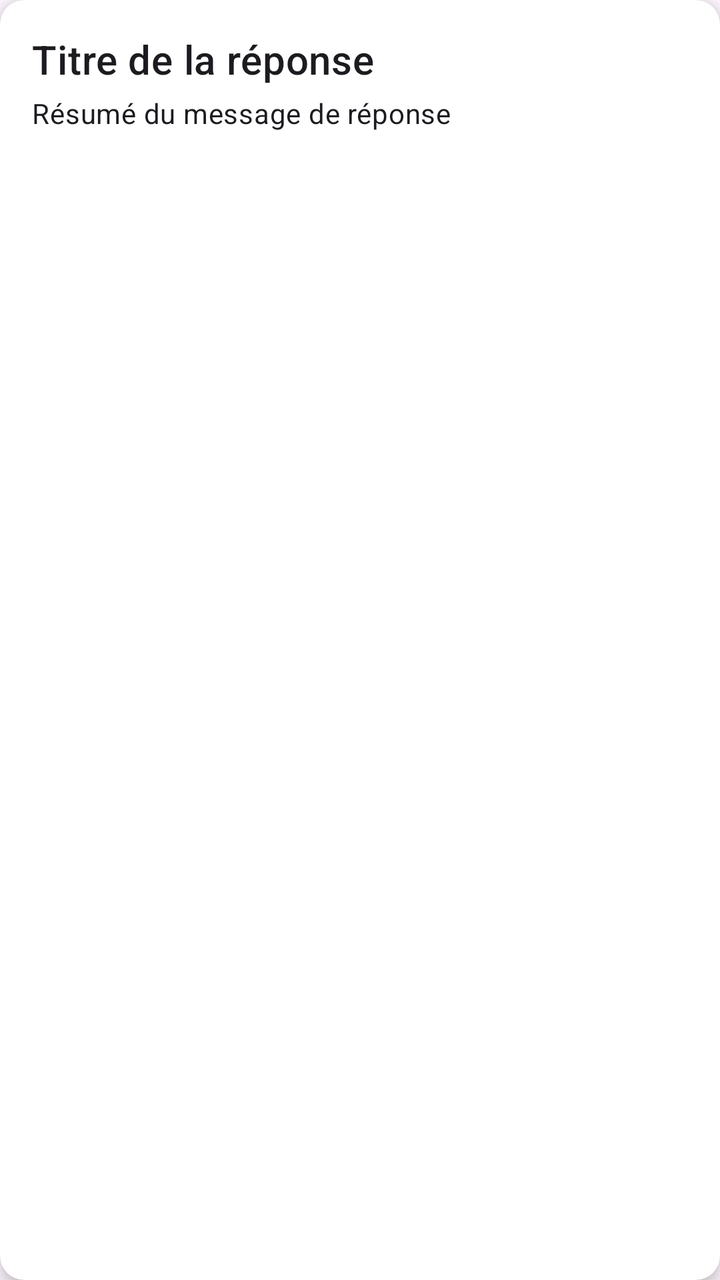
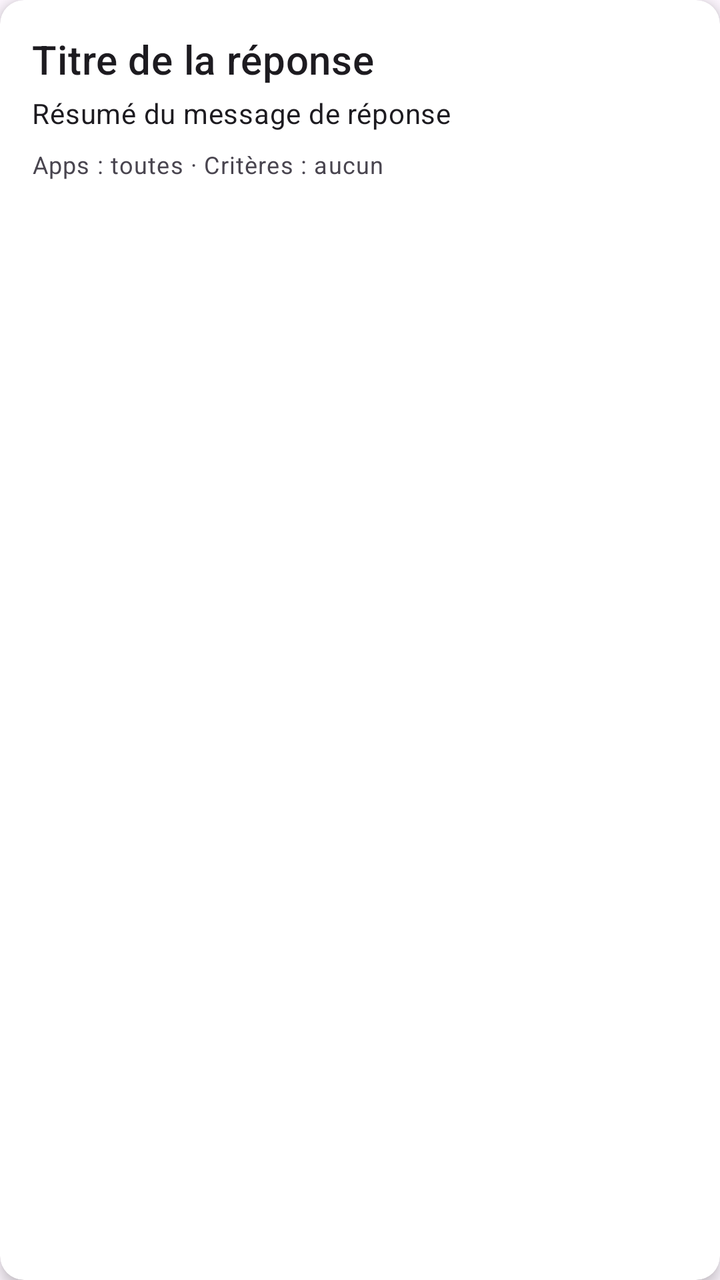

Screens rendered from an Android XML layout before and after an edit, with the pre-edit source and the edit as a unified diff.
<!-- AndroidManifest.xml: application theme Theme.AutOreply -->
<!-- res/layout/item_response.xml -->
<?xml version="1.0" encoding="utf-8"?>
<androidx.cardview.widget.CardView xmlns:android="http://schemas.android.com/apk/res/android"
    xmlns:app="http://schemas.android.com/apk/res-auto"
    android:layout_width="match_parent"
    android:layout_height="wrap_content"
    android:layout_marginBottom="12dp"
    app:cardCornerRadius="12dp"
    app:cardElevation="4dp">

    <LinearLayout
        android:layout_width="match_parent"
        android:layout_height="wrap_content"
        android:orientation="vertical"
        android:padding="16dp">

        <TextView
            android:id="@+id/response_title"
            android:layout_width="match_parent"
            android:layout_height="wrap_content"
            android:text="Titre de la réponse"
            android:textAppearance="?attr/textAppearanceHeadline6" />

        <TextView
            android:id="@+id/response_summary"
            android:layout_width="match_parent"
            android:layout_height="wrap_content"
            android:layout_marginTop="4dp"
            android:text="Résumé du message de réponse"
            android:textAppearance="?attr/textAppearanceBody2" />
    </LinearLayout>

</androidx.cardview.widget.CardView>
<!-- resources referenced by this layout -->
<resources>
  <style name="Theme.AutOreply" parent="Base.Theme.AutOreply" />
  <style name="Base.Theme.AutOreply" parent="Theme.Material3.DayNight.NoActionBar">
          
          
      </style>
</resources>

<!-- the commit's change to res/layout/item_response.xml (unified diff, before → after) -->
@@ -27,6 +27,14 @@
             android:layout_marginTop="4dp"
             android:text="Résumé du message de réponse"
             android:textAppearance="?attr/textAppearanceBody2" />
+
+        <TextView
+            android:id="@+id/response_info"
+            android:layout_width="match_parent"
+            android:layout_height="wrap_content"
+            android:layout_marginTop="8dp"
+            android:text="Apps : toutes · Critères : aucun"
+            android:textAppearance="?attr/textAppearanceCaption" />
     </LinearLayout>
 
 </androidx.cardview.widget.CardView>
